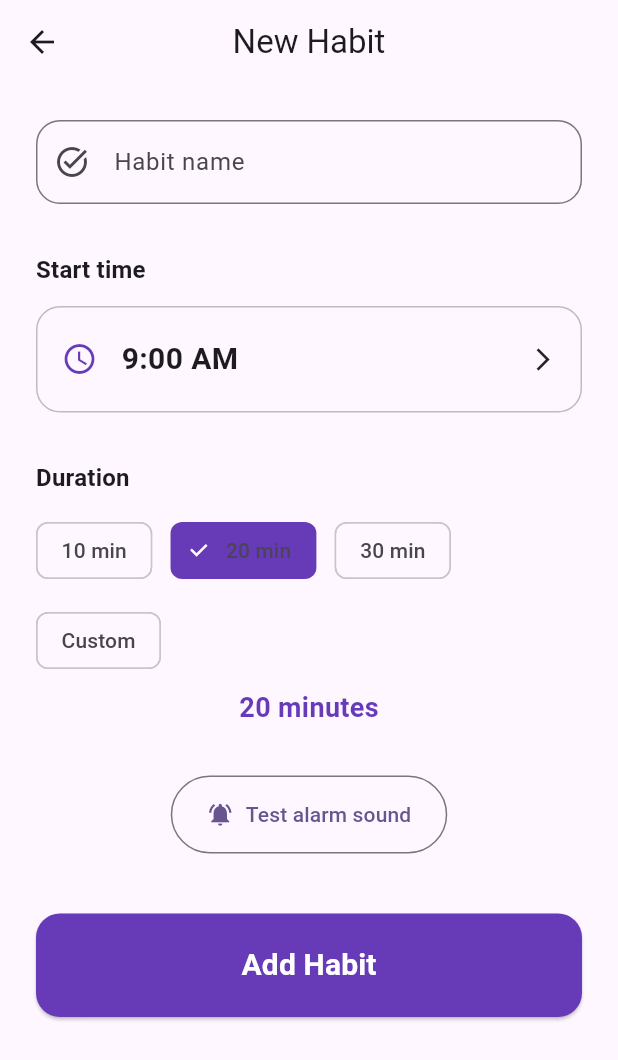
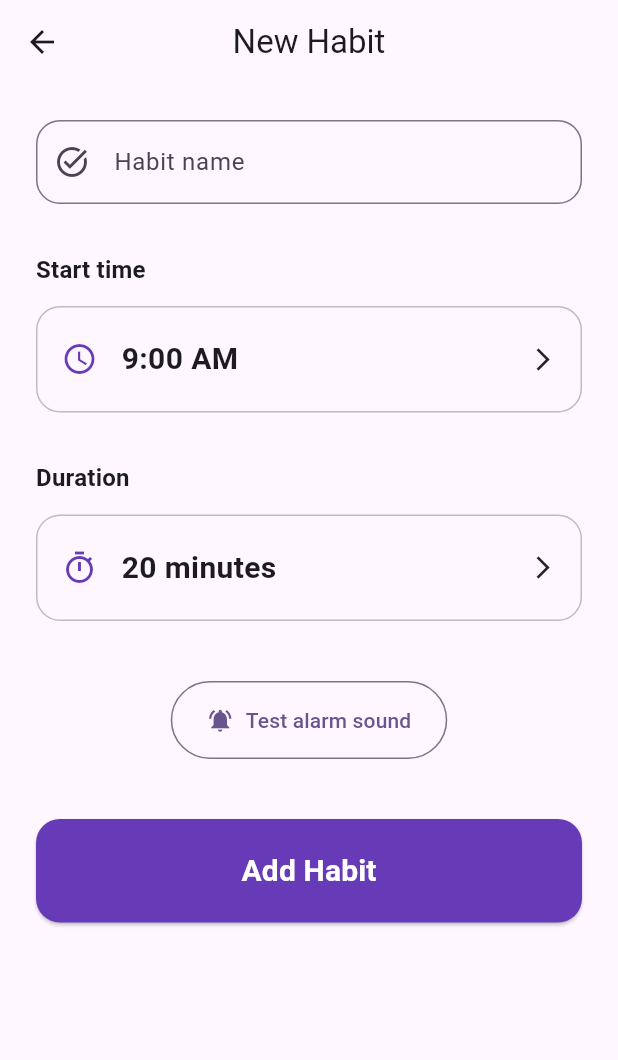
Before and after one commit to Guru-raghav3245/habit_builder, a Flutter app: the AddEditHabitScreen screen opened directly, on a phone screen of 412 x 824 dp. Shown: the top 1060 px of the screen. Run offline on Flutter 3.47's test engine with Material 3 defaults, Android fonts, the phone set to English and light mode, and no system bars; our stand-ins replace flutter_heatmap_calendar, flutter_local_notifications, flutter_riverpod, shared_preferences, timezone, wakelock_plus; accounts and stored records are empty.

Commit message:
feat: Enhance AddEditHabitScreen with improved duration selection UI; replace custom duration dialog with a wheel picker and presets for better user experience; remove unused HabitCard widget.

```diff
--- a/lib/screens/add_edit_habit_screen.dart
+++ b/lib/screens/add_edit_habit_screen.dart
@@ -1,4 +1,5 @@
 import 'package:flutter/material.dart';
+import 'package:flutter/physics.dart';
 import 'package:flutter_riverpod/flutter_riverpod.dart';
 import 'package:habit_builder/models/habit.dart';
 import 'package:habit_builder/providers/habits_provider.dart';
@@ -25,8 +26,13 @@ class _AddEditHabitScreenState extends ConsumerState<AddEditHabitScreen> {
   late int _selectedDuration;
   late bool _reminderEnabled;
   late bool _focusModeEnabled;
+  late bool _isDurationExpanded;
+  late FixedExtentScrollController _durationController;
 
-  final List<int> durationPresets = [10, 20, 30];
+  // Duolingo / Calm–style presets
+  final List<int> durationPresets = [5, 10, 15, 20, 30, 45, 60];
+  final double _itemExtent = 50.0;
+  final int _maxDuration = 120;
 
   @override
   void initState() {
@@ -39,12 +45,50 @@ class _AddEditHabitScreenState extends ConsumerState<AddEditHabitScreen> {
     _selectedDuration = widget.habitToEdit?.durationMinutes ?? 20;
     _reminderEnabled = widget.habitToEdit?.reminderEnabled ?? true;
     _focusModeEnabled = widget.habitToEdit?.focusModeEnabled ?? false;
+    _isDurationExpanded = false;
+    _durationController = FixedExtentScrollController();
+    _durationController.addListener(_onDurationScroll);
   }
 
   @override
   void dispose() {
     _nameController.dispose();
+    _durationController.dispose();
     super.dispose();
+  }
+
+  void _onDurationScroll() {
+    final index = (_durationController.offset / _itemExtent).round().clamp(0, _maxDuration - 1);
+    final newDuration = index + 1;
+    if (newDuration != _selectedDuration) {
+      setState(() => _selectedDuration = newDuration);
+    }
+  }
+
+  void _toggleDurationExpansion() {
+    setState(() => _isDurationExpanded = !_isDurationExpanded);
+    if (_isDurationExpanded) {
+      WidgetsBinding.instance.addPostFrameCallback((_) {
+        _durationController.animateTo(
+          (_selectedDuration - 1) * _itemExtent,
+          duration: const Duration(milliseconds: 300),
+          curve: Curves.easeInOut,
+        );
+      });
+    }
+  }
+
+  void _onPresetSelected(int minutes) {
+    setState(() => _selectedDuration = minutes);
+    _durationController.animateTo(
+      (minutes - 1) * _itemExtent,
+      duration: const Duration(milliseconds: 300),
+      curve: Curves.easeInOut,
+    );
+  }
+
+  void _onDoneDuration() {
+    setState(() => _isDurationExpanded = false);
   }
 
   Future<void> _pickTime() async {
@@ -70,9 +114,6 @@ class _AddEditHabitScreenState extends ConsumerState<AddEditHabitScreen> {
       setState(() => _selectedTime = picked);
     }
   }
-
-  void _selectDuration(int minutes) =>
-      setState(() => _selectedDuration = minutes);
 
   Future<void> _saveHabit() async {
     if (!_formKey.currentState!.validate()) return;
@@ -107,7 +148,7 @@ class _AddEditHabitScreenState extends ConsumerState<AddEditHabitScreen> {
         children: [
           TextFormField(
             controller: _nameController,
-            textInputAction: TextInputAction.next, // Guides user forward
+            textInputAction: TextInputAction.next,
             decoration: InputDecoration(
               labelText: 'Habit name',
               hintText: 'e.g., Morning Meditation',
@@ -161,46 +202,122 @@ class _AddEditHabitScreenState extends ConsumerState<AddEditHabitScreen> {
             ).textTheme.titleMedium?.copyWith(fontWeight: FontWeight.bold),
           ),
           const SizedBox(height: 12),
+          InkWell(
+            onTap: _toggleDurationExpansion,
+            borderRadius: BorderRadius.circular(16),
+            child: Container(
+              padding: const EdgeInsets.symmetric(horizontal: 16, vertical: 20),
+              decoration: BoxDecoration(
+                border: Border.all(color: Colors.grey.shade400),
+                borderRadius: BorderRadius.circular(16),
+              ),
+              child: Row(
+                children: [
+                  const Icon(Icons.timer_outlined, color: Colors.deepPurple),
+                  const SizedBox(width: 16),
+                  Text(
+                    '$_selectedDuration minutes',
+                    style: const TextStyle(
+                      fontSize: 20,
+                      fontWeight: FontWeight.w600,
+                    ),
+                  ),
+                  const Spacer(),
+                  Icon(
+                    Icons.arrow_forward_ios,
+                    size: 18,
+                    color: _isDurationExpanded ? Colors.deepPurple : null,
+                  ),
+                ],
+              ),
+            ),
+          ),
+          AnimatedSize(
+            duration: const Duration(milliseconds: 300),
+            curve: Curves.easeInOut,
+            child: _isDurationExpanded
+                ? Column(
+                    crossAxisAlignment: CrossAxisAlignment.start,
+                    children: [
+                      const SizedBox(height: 16),
+                      Text(
+                        'Select duration',
+                        style: Theme.of(context).textTheme.titleSmall,
+                      ),
+                      const SizedBox(height: 12),
+                      // Presets chips
                       Wrap(
                         spacing: 12,
                         runSpacing: 12,
-            children: [
-              ...durationPresets.map(
-                (min) => FilterChip(
-                  label: Text('$min min'),
-                  selected: _selectedDuration == min,
-                  onSelected: (_) => _selectDuration(min),
-                  selectedColor: Colors.deepPurple,
-                  checkmarkColor: Colors.white,
+                        children: durationPresets.map((minutes) {
+                          final selected = _selectedDuration == minutes;
+                          return ChoiceChip(
+                            label: Text('$minutes min'),
+                            selected: selected,
+                            selectedColor: Colors.deepPurple.shade50,
+                            labelStyle: TextStyle(
+                              color: selected ? Colors.deepPurple : null,
+                              fontWeight: selected ? FontWeight.bold : FontWeight.normal,
+                            ),
+                            onSelected: (_) => _onPresetSelected(minutes),
+                          );
+                        }).toList(),
+                      ),
+                      const SizedBox(height: 24),
+                      // Wheel picker
+                      SizedBox(
+                        height: 200,
+                        child: ListWheelScrollView.useDelegate(
+                          perspective: 0.002,
+                          physics: const FixedExtentScrollPhysics(),
+                          controller: _durationController,
+                          itemExtent: _itemExtent,
+                          childDelegate: ListWheelChildBuilderDelegate(
+                            builder: (context, index) {
+                              final minutes = index + 1;
+                              final isPreset = durationPresets.contains(minutes);
+                              return Container(
+                                alignment: Alignment.center,
+                                padding: const EdgeInsets.symmetric(vertical: 8),
+                                child: Text(
+                                  '$minutes min',
+                                  style: TextStyle(
+                                    fontSize: 24,
+                                    fontWeight: isPreset ? FontWeight.bold : FontWeight.normal,
+                                    color: isPreset ? Colors.deepPurple : null,
                                   ),
                                 ),
-              FilterChip(
-                label: const Text('Custom'),
-                selected: !durationPresets.contains(_selectedDuration),
-                onSelected: (_) async {
-                  final int? custom = await showDialog<int>(
-                    context: context,
-                    builder: (_) =>
-                        _CustomDurationDialog(initial: _selectedDuration),
                               );
-                  if (custom != null && custom > 0)
-                    setState(() => _selectedDuration = custom);
                             },
-              ),
-            ],
-          ),
-          const SizedBox(height: 8),
-          Center(
-            child: Text(
-              '$_selectedDuration minutes',
-              style: const TextStyle(
-                fontSize: 18,
-                fontWeight: FontWeight.bold,
-                color: Colors.deepPurple,
+                            childCount: _maxDuration,
                           ),
                         ),
                       ),
-          const SizedBox(height: 32),
+                      const SizedBox(height: 24),
+                      // Done button
+                      SizedBox(
+                        width: double.infinity,
+                        child: ElevatedButton(
+                          onPressed: _onDoneDuration,
+                          style: ElevatedButton.styleFrom(
+                            backgroundColor: Colors.deepPurple,
+                            foregroundColor: Colors.white,
+                            shape: RoundedRectangleBorder(
+                              borderRadius: BorderRadius.circular(16),
+                            ),
+                          ),
+                          child: const Text(
+                            'Done',
+                            style: TextStyle(fontWeight: FontWeight.bold),
+                          ),
+                        ),
+                      ),
+                      const SizedBox(height: 24),
+                    ],
+                  )
+                : const SizedBox.shrink(),
+          ),
+          const SizedBox(height: 40),
           Center(
             child: OutlinedButton.icon(
               onPressed: NotificationService.testAlarm,
@@ -251,46 +368,3 @@ class _AddEditHabitScreenState extends ConsumerState<AddEditHabitScreen> {
           );
   }
 }
-
-class _CustomDurationDialog extends StatefulWidget {
-  final int initial;
-  const _CustomDurationDialog({required this.initial});
-
-  @override
-  State<_CustomDurationDialog> createState() => _CustomDurationDialogState();
-}
-
-class _CustomDurationDialogState extends State<_CustomDurationDialog> {
-  late TextEditingController _controller;
-
-  @override
-  void initState() {
-    super.initState();
-    _controller = TextEditingController(text: widget.initial.toString());
-  }
-
-  @override
-  Widget build(BuildContext context) {
-    return AlertDialog(
-      title: const Text('Custom duration (minutes)'),
-      content: TextField(
-        controller: _controller,
-        keyboardType: TextInputType.number,
-        autofocus: true,
-      ),
-      actions: [
-        TextButton(
-          onPressed: () => Navigator.pop(context),
-          child: const Text('Cancel'),
-        ),
-        TextButton(
-          onPressed: () {
-            final int? value = int.tryParse(_controller.text);
-            if (value != null && value > 0) Navigator.pop(context, value);
-          },
-          child: const Text('OK'),
-        ),
-      ],
-    );
-  }
-}
```
Also changed, not shown: lib/widgets/habit_card.dart (deleted). Lines whose indentation alone changed are shown as unchanged.
